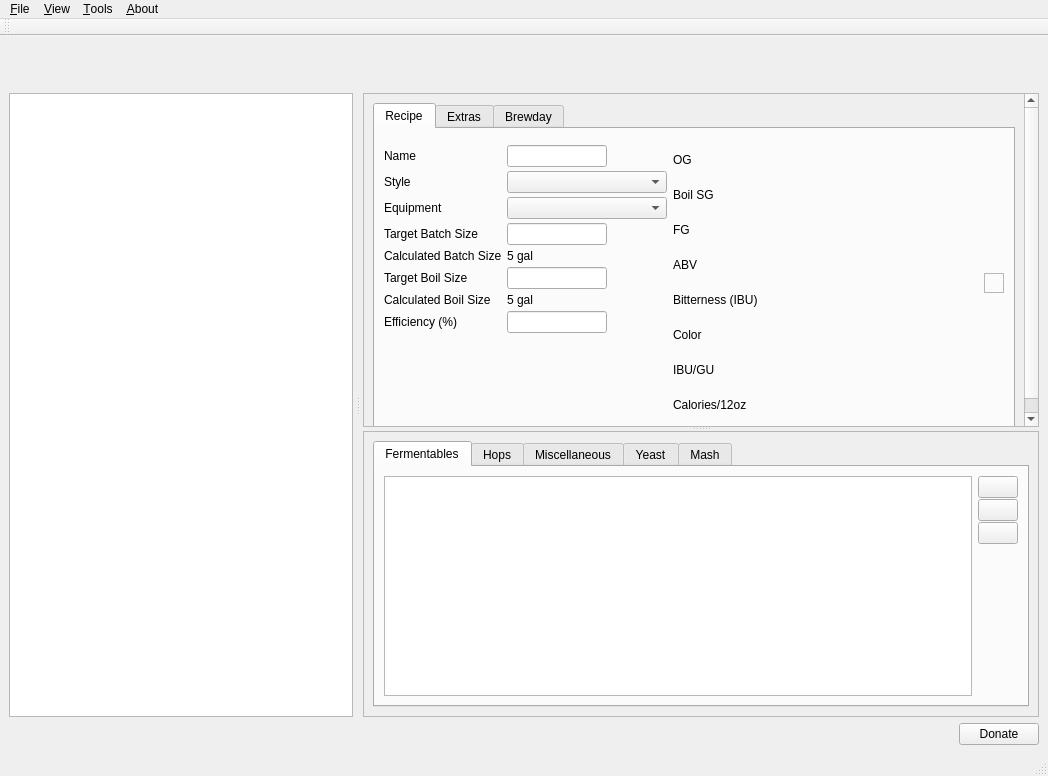
The window that ui/mainWindow.ui (Brewtarget/brewtarget) describes before a commit, drawn with Qt 5.
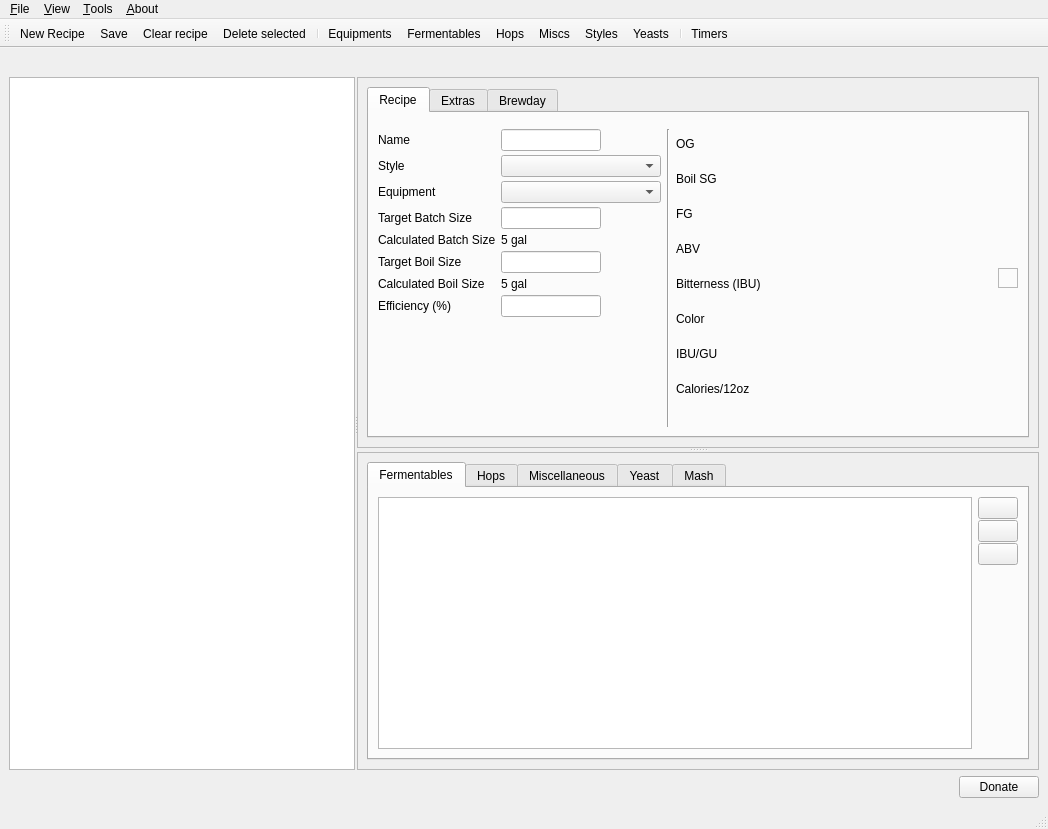
The same window after the commit. Icons and pictures are not drawn. Custom widgets are drawn as their Qt base class.

Commit message:
Added Charles' patch.
Moves toolbar buttons out of the cpp code and into the .ui.

Diff of the .ui file:
```diff
--- a/ui/mainWindow.ui
+++ b/ui/mainWindow.ui
@@ -7,7 +7,7 @@
     <x>0</x>
     <y>0</y>
     <width>1048</width>
-    <height>776</height>
+    <height>829</height>
    </rect>
   </property>
   <property name="sizePolicy">
@@ -63,11 +63,17 @@
     </item>
     <item>
      <widget class="QSplitter" name="splitter_2">
+      <property name="sizePolicy">
+       <sizepolicy hsizetype="Expanding" vsizetype="Expanding">
+        <horstretch>0</horstretch>
+        <verstretch>0</verstretch>
+       </sizepolicy>
+      </property>
       <property name="orientation">
        <enum>Qt::Horizontal</enum>
       </property>
       <property name="handleWidth">
-       <number>10</number>
+       <number>2</number>
       </property>
       <widget class="BrewTargetTreeView" name="brewTargetTreeView">
        <property name="sizePolicy">
@@ -123,8 +129,8 @@
           <rect>
            <x>0</x>
            <y>0</y>
-           <width>645</width>
-           <height>339</height>
+           <width>682</width>
+           <height>346</height>
           </rect>
          </property>
          <layout class="QVBoxLayout" name="verticalLayout_11">
@@ -381,6 +387,13 @@
                 </item>
                </layout>
               </item>
+              <item>
+               <widget class="Line" name="line">
+                <property name="orientation">
+                 <enum>Qt::Vertical</enum>
+                </property>
+               </widget>
+              </item>
               <item>
                <layout class="QVBoxLayout" name="verticalLayout_lcd">
                 <property name="spacing">
@@ -1080,8 +1093,8 @@
           <rect>
            <x>0</x>
            <y>0</y>
-           <width>660</width>
-           <height>271</height>
+           <width>682</width>
+           <height>286</height>
           </rect>
          </property>
          <layout class="QVBoxLayout" name="verticalLayout_8">
@@ -1736,6 +1749,19 @@
    <attribute name="toolBarBreak">
     <bool>false</bool>
    </attribute>
+   <addaction name="actionNewRecipe"/>
+   <addaction name="actionSave"/>
+   <addaction name="actionClearRecipe"/>
+   <addaction name="actionDeleteSelected"/>
+   <addaction name="separator"/>
+   <addaction name="actionEquipments"/>
+   <addaction name="actionFermentables"/>
+   <addaction name="actionHops"/>
+   <addaction name="actionMiscs"/>
+   <addaction name="actionStyles"/>
+   <addaction name="actionYeasts"/>
+   <addaction name="separator"/>
+   <addaction name="actionTimers"/>
   </widget>
   <action name="actionAbout_BrewTarget">
    <property name="icon">
@@ -2049,6 +2075,54 @@
     <string>&amp;New Recipe</string>
    </property>
   </action>
+  <action name="actionTimers">
+   <property name="icon">
+    <iconset resource="../brewtarget.qrc">
+     <normaloff>:/images/clock.svg</normaloff>:/images/clock.svg</iconset>
+   </property>
+   <property name="text">
+    <string>Timers</string>
+   </property>
+   <property name="toolTip">
+    <string>Show timers</string>
+   </property>
+  </action>
+  <action name="actionSave">
+   <property name="icon">
+    <iconset resource="../brewtarget.qrc">
+     <normaloff>:/images/filesave.svg</normaloff>:/images/filesave.svg</iconset>
+   </property>
+   <property name="text">
+    <string>Save</string>
+   </property>
+   <property name="toolTip">
+    <string>Save</string>
+   </property>
+  </action>
+  <action name="actionClearRecipe">
+   <property name="icon">
+    <iconset resource="../brewtarget.qrc">
+     <normaloff>:/images/editshred.svg</normaloff>:/images/editshred.svg</iconset>
+   </property>
+   <property name="text">
+    <string>Clear recipe</string>
+   </property>
+   <property name="toolTip">
+    <string>Clear recipe</string>
+   </property>
+  </action>
+  <action name="actionDeleteSelected">
+   <property name="icon">
+    <iconset resource="../brewtarget.qrc">
+     <normaloff>:/images/smallMinus.svg</normaloff>:/images/smallMinus.svg</iconset>
+   </property>
+   <property name="text">
+    <string>Delete selected</string>
+   </property>
+   <property name="toolTip">
+    <string>Delete recipe</string>
+   </property>
+  </action>
  </widget>
  <customwidgets>
   <customwidget>
```
Left out of the diff: 4 changed lines with no effect on the pictures. The commit also changes 2 other files.
